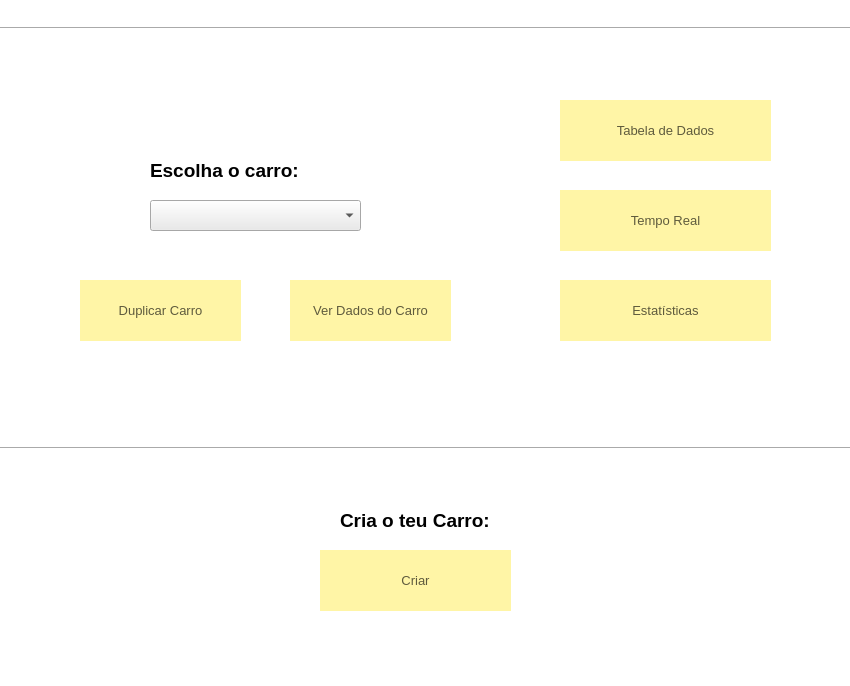
This is Senna/mainwindow.ui in tatianascgil/Projeto_Informatico_Formula_Student_Barramento_CAN as Qt 5 draws it before an edit. The edited form follows.
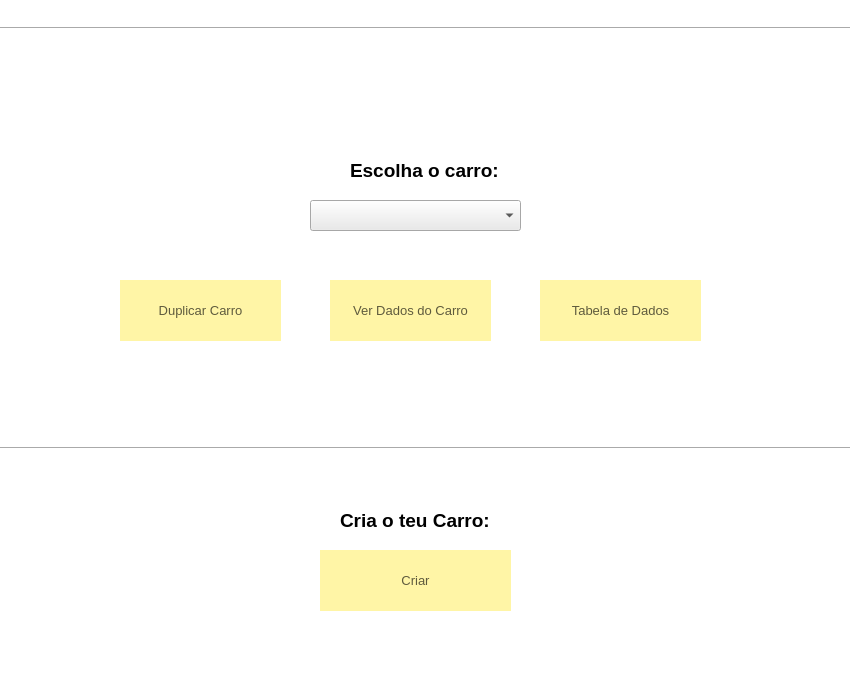
This is the edited form. Icons and pictures are not drawn.

Patch:
```diff
--- a/Senna/mainwindow.ui
+++ b/Senna/mainwindow.ui
@@ -24,86 +24,12 @@
    <string notr="true">background:white</string>
   </property>
   <widget class="QWidget" name="centralwidget">
-   <widget class="QPushButton" name="btnEstatisticas">
-    <property name="geometry">
-     <rect>
-      <x>560</x>
-      <y>280</y>
-      <width>211</width>
-      <height>61</height>
-     </rect>
-    </property>
-    <property name="font">
-     <font>
-      <pointsize>10</pointsize>
-     </font>
-    </property>
-    <property name="cursor">
-     <cursorShape>PointingHandCursor</cursorShape>
-    </property>
-    <property name="styleSheet">
-     <string notr="true">QPushButton{
-	background-color:rgb(255, 245, 166);
-	border:none;
-	color:rgb(95, 91, 61);
-	border -bottom: 5px solid rgb(162, 155, 105)
-}
-QPushButton:hover{
-	background-color:rgb(229, 217, 150);
-	border-bottom: 5px solid rgb(162, 155, 105)
-}
-QPushButton:pressed {
-	background-color:rgb(255, 242, 165);
-	border-bottom: 5px solid rgb(162, 155, 105)
-}</string>
-    </property>
-    <property name="text">
-     <string>Estatísticas</string>
-    </property>
-   </widget>
-   <widget class="QPushButton" name="btnTempoReal">
-    <property name="geometry">
-     <rect>
-      <x>560</x>
-      <y>190</y>
-      <width>211</width>
-      <height>61</height>
-     </rect>
-    </property>
-    <property name="font">
-     <font>
-      <pointsize>10</pointsize>
-     </font>
-    </property>
-    <property name="cursor">
-     <cursorShape>PointingHandCursor</cursorShape>
-    </property>
-    <property name="styleSheet">
-     <string notr="true">QPushButton{
-	background-color:rgb(255, 245, 166);
-	border:none;
-	color:rgb(95, 91, 61);
-	border -bottom: 5px solid rgb(162, 155, 105)
-}
-QPushButton:hover{
-	background-color:rgb(229, 217, 150);
-	border-bottom: 5px solid rgb(162, 155, 105)
-}
-QPushButton:pressed {
-	background-color:rgb(255, 242, 165);
-	border-bottom: 5px solid rgb(162, 155, 105)
-}</string>
-    </property>
-    <property name="text">
-     <string>Tempo Real</string>
-    </property>
-   </widget>
    <widget class="QPushButton" name="btnTabelaDados">
     <property name="geometry">
      <rect>
-      <x>560</x>
-      <y>100</y>
-      <width>211</width>
+      <x>540</x>
+      <y>280</y>
+      <width>161</width>
       <height>61</height>
      </rect>
     </property>
@@ -138,7 +64,7 @@
    <widget class="QComboBox" name="comboBoxCarro">
     <property name="geometry">
      <rect>
-      <x>150</x>
+      <x>310</x>
       <y>200</y>
       <width>211</width>
       <height>31</height>
@@ -202,7 +128,7 @@
     </property>
     <property name="geometry">
      <rect>
-      <x>290</x>
+      <x>330</x>
       <y>280</y>
       <width>161</width>
       <height>61</height>
@@ -242,7 +168,7 @@
    <widget class="QPushButton" name="btnDuplicarCarro">
     <property name="geometry">
      <rect>
-      <x>80</x>
+      <x>120</x>
       <y>280</y>
       <width>161</width>
       <height>61</height>
@@ -279,9 +205,9 @@
    <widget class="QLabel" name="label">
     <property name="geometry">
      <rect>
-      <x>150</x>
+      <x>350</x>
       <y>150</y>
-      <width>251</width>
+      <width>151</width>
       <height>41</height>
      </rect>
     </property>
```
